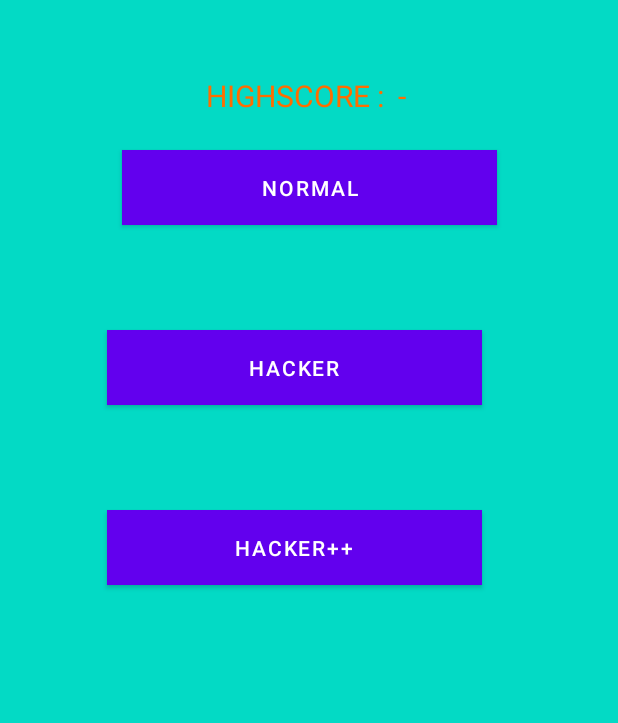
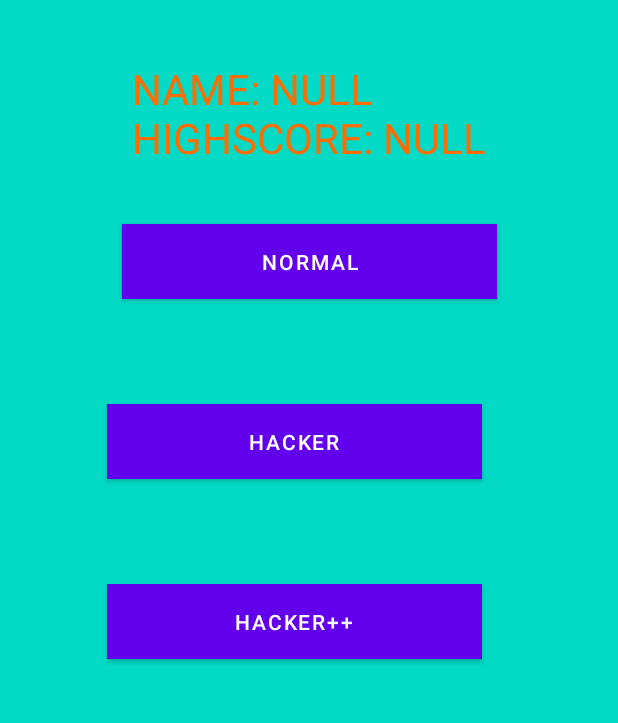
Before and after one commit to Mukundh-Srivathsan/Guess_the_Day, an Android app: the screen it shows after launch (MainActivity), on a phone screen of 412 x 824 dp, the part 331-1054 px from its top. Run offline under Robolectric (Android 15) with nearby library versions, the phone set to English and light mode, and no system bars; Roboto replaces fonts that are not available here.

Commit message:
Highscore Corrected

```diff
--- a/app/src/main/java/com/example/guesstheday/MainActivity.java
+++ b/app/src/main/java/com/example/guesstheday/MainActivity.java
@@ -27,18 +27,17 @@ public class MainActivity extends AppCompatActivity {
         setContentView(R.layout.activity_main);
         Log.d(TAG, "OnCreate: Started");
 
-        SharedPreferences mPreferences = PreferenceManager.getDefaultSharedPreferences(MainActivity.this);
-        SharedPreferences.Editor editor = mPreferences.edit();
+        Intent intent = getIntent();
+        String score = intent.getStringExtra("Score");
+        String name = intent.getStringExtra("Name");
 
-        String name = mPreferences.getString("name", "");
-        String score = mPreferences.getString("score", "");
 
         Button Nrbtn = (Button) findViewById(R.id.Normal);
         Button Hkr1btn = (Button) findViewById(R.id.Hacker1);
         Button Hkr2btn = (Button) findViewById(R.id.Hacker2);
         TextView hscore = (TextView) findViewById(R.id.highscore);
 
-        hscore.setText("Highscore : " + name + " - " + score);
+        hscore.setText("Name: " + name + "\nHighScore: " + score);
 
         Nrbtn.setOnClickListener(new View.OnClickListener() {
             @Override
--- a/app/src/main/res/layout/activity_main.xml
+++ b/app/src/main/res/layout/activity_main.xml
@@ -11,12 +11,12 @@
         android:id="@+id/highscore"
         android:layout_width="wrap_content"
         android:layout_height="wrap_content"
-        android:layout_marginTop="50dp"
+        android:layout_marginTop="40dp"
         android:fontFamily="@font/amaranth"
         android:text="HELLO"
         android:textAllCaps="true"
         android:textColor="#FF6D00"
-        android:textSize="20sp"
+        android:textSize="28sp"
         app:layout_constraintEnd_toEndOf="parent"
         app:layout_constraintStart_toStartOf="parent"
         app:layout_constraintTop_toBottomOf="@+id/Ttile" />
@@ -40,7 +40,7 @@
         android:layout_width="250dp"
         android:layout_height="50dp"
         android:layout_marginStart="71dp"
-        android:layout_marginTop="100dp"
+        android:layout_marginTop="149dp"
         android:layout_marginEnd="71dp"
         android:background="#070707"
         android:fontFamily="sans-serif-medium"
```
Also changed, not shown: app/src/main/java/com/example/guesstheday/HackerScore.java (+22 -14 lines).
